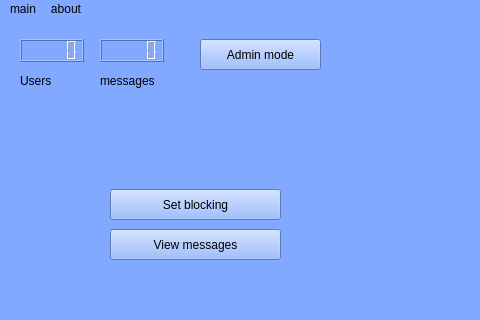
Old version of the form mainwindow.ui in the repository catpital/server_chat; both pictures show x 0 to 480 and y 0 to 320 of the 778 by 526 pixel window.
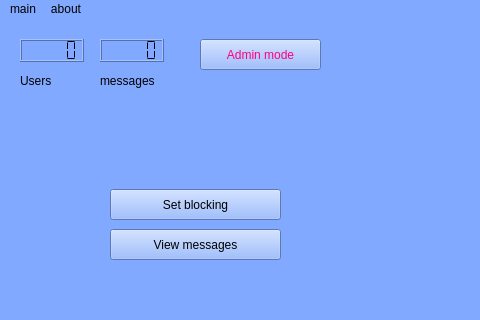
New version of the form. The open tabs and pages were chosen to show the change. Icons and pictures are not drawn.

Diff of the .ui file:
```diff
--- a/mainwindow.ui
+++ b/mainwindow.ui
@@ -36,6 +36,12 @@
     <property name="focusPolicy">
      <enum>Qt::ClickFocus</enum>
     </property>
+    <property name="styleSheet">
+     <string notr="true">color:#ff007f;
+
+selection-background-color: #00aa7f;
+</string>
+    </property>
     <property name="text">
      <string>Admin mode</string>
     </property>
@@ -57,6 +63,14 @@
       <height>23</height>
      </rect>
     </property>
+    <property name="styleSheet">
+     <string notr="true">font-color:  #000000;
+font: 900 13pt &quot;Segoe UI&quot;;
+background-color:#81a9ff; </string>
+    </property>
+    <property name="segmentStyle">
+     <enum>QLCDNumber::Flat</enum>
+    </property>
    </widget>
    <widget class="QLCDNumber" name="lcdNumber_2">
     <property name="geometry">
@@ -68,7 +82,12 @@
      </rect>
     </property>
     <property name="styleSheet">
-     <string notr="true">font-color #ff5500</string>
+     <string notr="true">font-color:  #000000;
+font: 900 13pt &quot;Segoe UI&quot;;
+background-color:#81a9ff; </string>
+    </property>
+    <property name="segmentStyle">
+     <enum>QLCDNumber::Flat</enum>
     </property>
    </widget>
    <widget class="QLabel" name="label">
```
Left out of the diff: 2 changed lines with no effect on the pictures.
